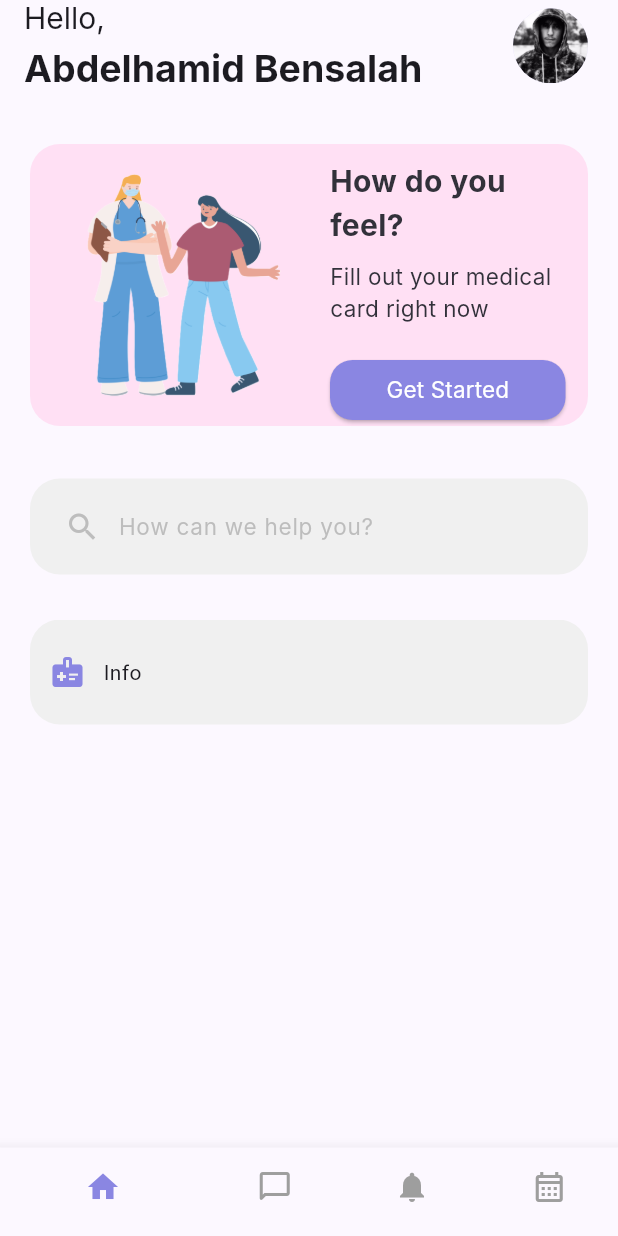
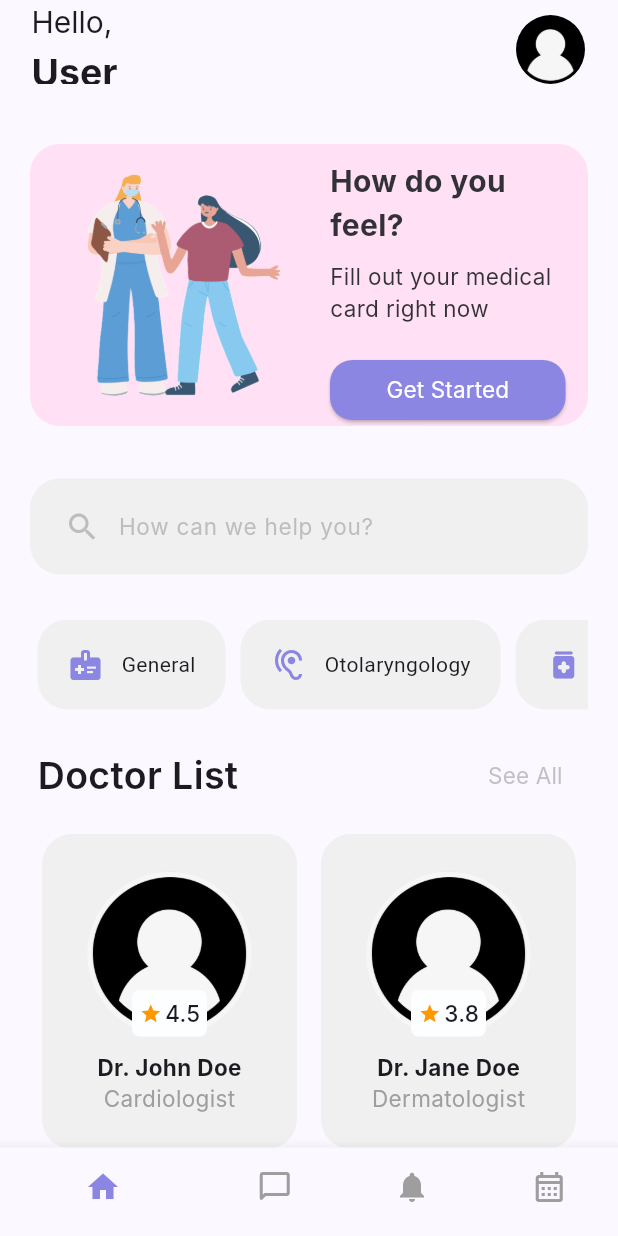
Before and after one commit to bens1001/medical_app_ui, a Flutter app: the screen it shows after launch, after a tap on "Get Started", on a phone screen of 412 x 824 dp. Run offline on Flutter 3.47's test engine with Material 3 defaults, Android fonts, the phone set to English and light mode, and no system bars; our stand-ins replace get; Roboto replaces fonts that are missing (Inter).

Commit message:
Medical App Ui V1

```diff
--- a/lib/main.dart
+++ b/lib/main.dart
@@ -1,6 +1,6 @@
 import 'package:flutter/material.dart';
-import 'package:medical_app_ui/modules/home/view.dart';
 import 'package:medical_app_ui/modules/onboarding/view.dart';
+import 'package:get/get.dart';
 
 void main() {
   runApp(const MyApp());
@@ -12,16 +12,16 @@
   // This widget is the root of your application.
   @override
   Widget build(BuildContext context) {
-    return MaterialApp(
+    return GetMaterialApp(
       debugShowCheckedModeBanner: false,
-      title: 'Flutter Demo',
+      title: 'Medical App UI',
       theme: ThemeData(
         colorScheme: ColorScheme.fromSeed(
           seedColor: const Color.fromARGB(255, 138, 134, 226),
         ),
         useMaterial3: true,
       ),
-      home: HomeScreen(),
+      home: OnboardingScreen(),
     );
   }
 }
--- a/lib/modules/home/controller.dart
+++ b/lib/modules/home/controller.dart
@@ -1,4 +1,7 @@
+import 'package:flutter/material.dart';
 import 'package:get/get.dart';
+import 'package:medical_app_ui/modules/home/widgets/listview_category_container.dart';
+import 'package:medical_app_ui/modules/home/widgets/listview_doctor_container.dart';
 
 class HomeController extends GetxController {
   final selectedTabIndex = 0.obs;
@@ -6,4 +9,75 @@
   void setSelectedTabIndex(int index) {
     selectedTabIndex.value = index;
   }
+
+  final List<IconData> icons = [
+    Icons.medical_information,
+    Icons.hearing_outlined,
+    Icons.medication_rounded,
+    Icons.healing_rounded,
+  ];
+
+  final List<String> texts = [
+    'General',
+    'Otolaryngology',
+    'Pharmacy',
+    'Aid',
+  ];
+
+  var category_containers = [];
+
+  final List<String> names = [
+    'Dr. John Doe',
+    'Dr. Jane Doe',
+    'Dr. James Doe',
+    'Dr. Jessica Doe',
+    'Dr. Jack Doe',
+    'Dr. Jill Doe',
+    'Dr. Jake Doe',
+  ];
+
+  final List<String> specialities = [
+    'Cardiologist',
+    'Dermatologist',
+    'Gynecologist',
+    'Neurologist',
+    'Oncologist',
+    'Pediatrician',
+    'Psychiatrist',
+  ];
+
+  final List<String> ratings = [
+    '4.5',
+    '3.8',
+    '4.0',
+    '4.2',
+    '4.7',
+    '4.3',
+    '4.6',
+  ];
+
+  var doctor_containers = [];
+
+  fill_pageview_category_container() {
+    for (int i = 0; i < icons.length; i++) {
+      category_containers.add(
+        ListviewCategoryContainer(
+          icon: icons[i],
+          text: texts[i],
+        ),
+      );
+    }
+  }
+
+  fill_pageview_doctor_container() {
+    for (int i = 0; i < names.length; i++) {
+      doctor_containers.add(
+        ListviewDoctorContainer(
+          name: names[i],
+          speciality: specialities[i],
+          rating: ratings[i],
+        ),
+      );
+    }
+  }
 }
--- a/lib/modules/home/view.dart
+++ b/lib/modules/home/view.dart
@@ -3,7 +3,8 @@
 import 'package:medical_app_ui/modules/home/widgets/appbar_title.dart';
 import 'package:medical_app_ui/modules/home/widgets/bottom_nav_bar.dart';
 import 'package:medical_app_ui/modules/home/widgets/get_started_container.dart';
-import 'package:medical_app_ui/modules/home/widgets/pageview_containers.dart';
+import 'package:medical_app_ui/modules/home/widgets/listview_category_containers.dart';
+import 'package:medical_app_ui/modules/home/widgets/listview_doctor_containers.dart';
 import 'package:medical_app_ui/modules/home/widgets/search_bar_container.dart';
 
 class HomeScreen extends StatelessWidget {
@@ -13,25 +14,55 @@
   Widget build(BuildContext context) {
     return Scaffold(
       appBar: AppBar(
+        automaticallyImplyLeading: false,
         title: const AppBarTitle(),
         actions: [
           Padding(
-            padding: const EdgeInsets.only(right: 20, top: 5),
+            padding: const EdgeInsets.only(right: 20, top: 10),
             child: CircleAvatar(
               backgroundImage:
-                  Image.asset('assets/images/profile_pic.jpg').image,
+                  Image.asset('assets/images/profile_pic.png').image,
               radius: 25,
             ),
           ),
         ],
       ),
-      body: const Padding(
-        padding: EdgeInsets.only(left: 20, right: 20, top: 40),
+      body: Padding(
+        padding: const EdgeInsets.only(left: 20, right: 20, top: 40),
         child: Column(
           children: [
-            GetStartedContainer(),
-            SearchBarContainer(),
-            PageviewContainers(),
+            const GetStartedContainer(),
+            const SearchBarContainer(),
+            ListviewCategoryContainers(),
+            Padding(
+              padding: const EdgeInsets.only(top: 20, left: 5, right: 5),
+              child: Row(
+                children: [
+                  const Text(
+                    'Doctor List',
+                    style: TextStyle(
+                      fontSize: 25,
+                      fontFamily: 'Inter',
+                      fontWeight: FontWeight.w600,
+                    ),
+                  ),
+                  const Spacer(),
+                  TextButton(
+                    onPressed: () {},
+                    child: const Text(
+                      'See All',
+                      style: TextStyle(
+                        fontSize: 15,
+                        fontFamily: 'Inter',
+                        fontWeight: FontWeight.w400,
+                        color: Color.fromARGB(158, 158, 158, 158),
+                      ),
+                    ),
+                  ),
+                ],
+              ),
+            ),
+            ListviewDoctorContainers(),
           ],
         ),
       ),
--- a/lib/modules/home/widgets/appbar_title.dart
+++ b/lib/modules/home/widgets/appbar_title.dart
@@ -8,7 +8,7 @@
       crossAxisAlignment: CrossAxisAlignment.start,
       children: [
         Padding(
-          padding: const EdgeInsets.only(top: 5),
+          padding: EdgeInsets.only(top: 10, left: 5),
           child: Text(
             'Hello,',
             style: TextStyle(
@@ -20,9 +20,9 @@
           ),
         ),
         Padding(
-          padding: EdgeInsets.only(top: 5),
+          padding: EdgeInsets.only(top: 5, left: 5),
           child: Text(
-            'Abdelhamid Bensalah',
+            'User',
             style: TextStyle(
               fontSize: 25,
               fontFamily: 'Inter',
--- a/lib/modules/home/widgets/pageview_container.dart
+++ b/lib/modules/home/widgets/listview_category_container.dart
@@ -2,15 +2,16 @@
 import 'package:flutter/material.dart';
 import 'package:flutter/widgets.dart';
 
-class PageviewContainer extends StatelessWidget {
+class ListviewCategoryContainer extends StatelessWidget {
   final IconData icon;
   final String text;
 
-  PageviewContainer({
+  const ListviewCategoryContainer({
     super.key,
     required IconData this.icon,
     required String this.text,
   });
+
   @override
   Widget build(BuildContext context) {
     return Container(
@@ -19,9 +20,9 @@
         borderRadius: BorderRadius.circular(20),
         color: const Color.fromARGB(255, 240, 240, 240),
       ),
-      width: double.infinity,
+      height: 60,
       child: Padding(
-        padding: const EdgeInsets.all(8),
+        padding: const EdgeInsets.all(15),
         child: Row(
           children: [
             Icon(
--- /dev/null
+++ b/lib/modules/home/widgets/listview_category_containers.dart
@@ -0,0 +1,31 @@
+import 'package:flutter/material.dart';
+import 'package:medical_app_ui/modules/home/controller.dart';
+import 'package:get/get.dart';
+
+class ListviewCategoryContainers extends StatelessWidget {
+  ListviewCategoryContainers({super.key}) {
+    if (homeController.category_containers.isEmpty) {
+      homeController.fill_pageview_category_container();
+    }
+  }
+
+  final HomeController homeController = Get.put(HomeController());
+
+  @override
+  Widget build(BuildContext context) {
+    return Container(
+      padding: const EdgeInsets.only(top: 20),
+      height: 80,
+      child: ListView.builder(
+        scrollDirection: Axis.horizontal,
+        itemCount: homeController.category_containers.length,
+        itemBuilder: (context, index) {
+          return Padding(
+            padding: const EdgeInsets.symmetric(horizontal: 5.0),
+            child: homeController.category_containers[index],
+          );
+        },
+      ),
+    );
+  }
+}
--- /dev/null
+++ b/lib/modules/home/widgets/listview_doctor_container.dart
@@ -0,0 +1,99 @@
+import 'package:flutter/cupertino.dart';
+import 'package:flutter/material.dart';
+import 'package:flutter/widgets.dart';
+
+class ListviewDoctorContainer extends StatelessWidget {
+  final String name;
+  final String speciality;
+  final String rating;
+
+  const ListviewDoctorContainer({
+    super.key,
+    required String this.name,
+    required String this.speciality,
+    required String this.rating,
+  });
+
+  @override
+  Widget build(BuildContext context) {
+    return Container(
+      padding: const EdgeInsets.only(left: 5, right: 5),
+      decoration: BoxDecoration(
+        borderRadius: BorderRadius.circular(20),
+        color: const Color.fromARGB(255, 240, 240, 240),
+      ),
+      height: 60,
+      child: Padding(
+        padding: const EdgeInsets.all(25),
+        child: Column(
+          children: [
+            Stack(
+              children: [
+                CircleAvatar(
+                  backgroundImage:
+                      Image.asset('assets/images/profile_pic.png').image,
+                  radius: 55,
+                ),
+                Positioned(
+                  bottom: 0,
+                  right: 30,
+                  left: 30,
+                  child: Container(
+                    decoration: BoxDecoration(
+                      color: const Color.fromARGB(255, 252, 254, 255),
+                      borderRadius: BorderRadius.circular(5),
+                      shape: BoxShape.rectangle,
+                    ),
+                    child: Padding(
+                      padding: const EdgeInsets.all(5),
+                      child: Row(
+                        children: [
+                          const Icon(
+                            Icons.star,
+                            color: Colors.orange,
+                            size: 15,
+                          ),
+                          const SizedBox(
+                            width: 2,
+                          ),
+                          Text(
+                            rating,
+                            style: const TextStyle(
+                              fontSize: 15,
+                              fontFamily: 'Inter',
+                              fontWeight: FontWeight.w500,
+                            ),
+                          ),
+                        ],
+                      ),
+                    ),
+                  ),
+                ),
+              ],
+            ),
+            Padding(
+              padding: const EdgeInsets.only(top: 10),
+              child: Text(
+                name,
+                style: const TextStyle(
+                  fontSize: 15,
+                  fontFamily: 'Inter',
+                  fontWeight: FontWeight.bold,
+                ),
+              ),
+            ),
+            Text(
+              speciality,
+              style: const TextStyle(
+                fontSize: 15,
+                fontFamily: 'Inter',
+                fontWeight: FontWeight.normal,
+                color: Colors.grey,
+              ),
+            ),
+          ],
+        ),
+      ),
+    );
+  }
+}
--- /dev/null
+++ b/lib/modules/home/widgets/listview_doctor_containers.dart
@@ -0,0 +1,31 @@
+import 'package:flutter/material.dart';
+import 'package:medical_app_ui/modules/home/controller.dart';
+import 'package:get/get.dart';
+
+class ListviewDoctorContainers extends StatelessWidget {
+  ListviewDoctorContainers({super.key}) {
+    if (homeController.doctor_containers.isEmpty) {
+      homeController.fill_pageview_doctor_container();
+    }
+  }
+
+  final HomeController homeController = Get.put(HomeController());
+
+  @override
+  Widget build(BuildContext context) {
+    return Container(
+      padding: const EdgeInsets.only(top: 15),
+      height: 225,
+      child: ListView.builder(
+        scrollDirection: Axis.horizontal,
+        itemCount: homeController.doctor_containers.length,
+        itemBuilder: (context, index) {
+          return Padding(
+            padding: const EdgeInsets.symmetric(horizontal: 8.0),
+            child: homeController.doctor_containers[index],
+          );
+        },
+      ),
+    );
+  }
+}
--- a/lib/modules/home/widgets/pageview_containers.dart
+++ /dev/null
@@ -1,35 +0,0 @@
-import 'package:flutter/material.dart';
-import 'package:medical_app_ui/modules/home/widgets/pageview_container.dart';
-
-class PageviewContainers extends StatelessWidget {
-  const PageviewContainers({super.key});
-
-  @override
-  Widget build(BuildContext context) {
-    return Container(
-      padding: EdgeInsets.only(top: 30),
-      height: 100,
-      child: PageView(
-        scrollDirection: Axis.horizontal,
-        children: [
-          PageviewContainer(
-            icon: Icons.medical_information,
-            text: 'Info',
-          ),
-          PageviewContainer(
-            icon: Icons.surfing_outlined,
-            text: 'Surf',
-          ),
-          PageviewContainer(
-            icon: Icons.apple_outlined,
-            text: 'Apple',
-          ),
-          PageviewContainer(
-            icon: Icons.public_sharp,
-            text: 'Earth',
-          ),
-        ],
-      ),
-    );
-  }
-}
--- a/lib/modules/home/widgets/search_bar_container.dart
+++ b/lib/modules/home/widgets/search_bar_container.dart
@@ -6,7 +6,7 @@
   @override
   Widget build(BuildContext context) {
     return Padding(
-      padding: const EdgeInsets.only(top: 35),
+      padding: const EdgeInsets.only(top: 35, bottom: 10),
       child: Container(
         padding: const EdgeInsets.only(left: 15, right: 15),
         decoration: BoxDecoration(
--- a/lib/modules/onboarding/Widgets/get_started_button.dart
+++ b/lib/modules/onboarding/Widgets/get_started_button.dart
@@ -27,7 +27,7 @@
             ),
           ),
           onPressed: () {
-            Get.to(() => HomeScreen());
+            Get.to(() => const HomeScreen());
           },
         ),
       ),
```
Also changed, not shown: assets/images/profile_pic.jpg (deleted), assets/images/profile_pic.png (added), lib/modules/home/binding.dart (deleted).
